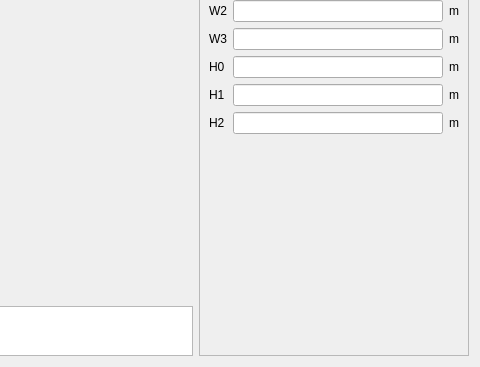
Before: the Qt Designer form pyleecan/GUI/Dialog/DMachineSetup/SWSlot/PWSlot23/PWSlot23.ui in Eomys/pyleecan, drawn with Qt 5; both pictures show x 307 to 787 and y 103 to 470 of the 787 by 470 pixel window.
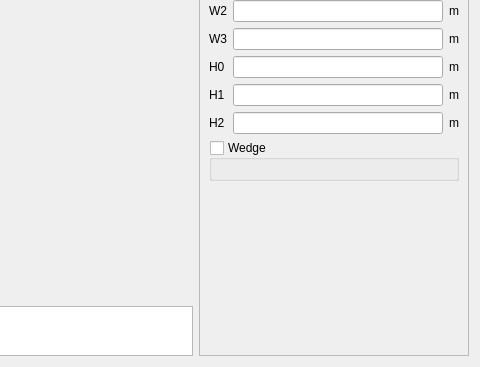
After: the same form once the commit is applied. Icons and pictures are not drawn. Custom widgets are drawn as their Qt base class.

Commit message: [NF] Adding wedges in the GUI

```diff
--- a/pyleecan/GUI/Dialog/DMachineSetup/SWSlot/PWSlot23/PWSlot23.ui
+++ b/pyleecan/GUI/Dialog/DMachineSetup/SWSlot/PWSlot23/PWSlot23.ui
@@ -114,7 +114,7 @@
         <height>446</height>
        </rect>
       </property>
-      <layout class="QVBoxLayout" name="verticalLayout">
+      <layout class="QVBoxLayout" name="verticalLayout_3">
        <item>
         <widget class="QCheckBox" name="is_cst_tooth">
          <property name="text">
@@ -245,6 +245,31 @@
          </item>
         </layout>
        </item>
+       <item>
+        <widget class="QGroupBox" name="g_wedge">
+         <property name="title">
+          <string>Wedge</string>
+         </property>
+         <property name="checkable">
+          <bool>true</bool>
+         </property>
+         <property name="checked">
+          <bool>false</bool>
+         </property>
+         <layout class="QVBoxLayout" name="verticalLayout">
+          <item>
+           <widget class="WMatSelectV" name="w_wedge_mat" native="true">
+            <property name="minimumSize">
+             <size>
+              <width>100</width>
+              <height>0</height>
+             </size>
+            </property>
+           </widget>
+          </item>
+         </layout>
+        </widget>
+       </item>
        <item>
         <spacer name="verticalSpacer">
          <property name="orientation">
@@ -279,6 +304,12 @@
    <header>......GUI.Dialog.DMachineSetup.SWSlot.WWSlotOut.WWSlotOut.h</header>
    <container>1</container>
   </customwidget>
+  <customwidget>
+   <class>WMatSelectV</class>
+   <extends>QWidget</extends>
+   <header>......GUI.Dialog.DMatLib.WMatSelect.WMatSelectV.h</header>
+   <container>1</container>
+  </customwidget>
  </customwidgets>
  <tabstops>
   <tabstop>lf_W0</tabstop>
```
Left out of the diff: 2 changed lines with no effect on the pictures. The commit also changes 55 other files.
